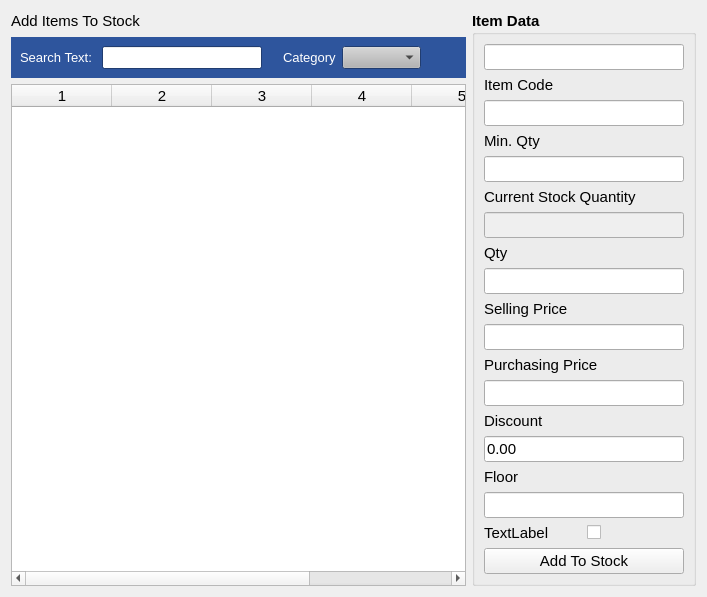
Watti/estorecpp, file estorecpp/addmanualstockitems.ui: the form before one commit.
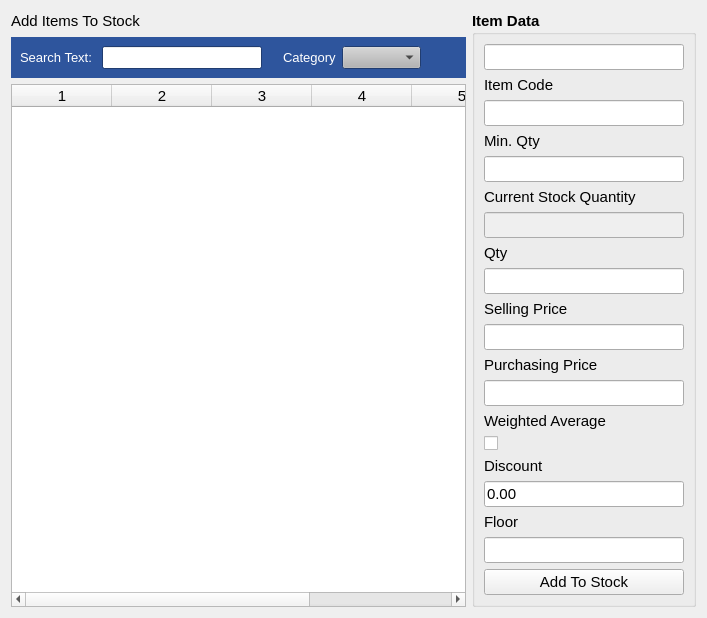
The form after the commit.

Commit message: Option added to apply weighted cost

```diff
--- a/estorecpp/addmanualstockitems.ui
+++ b/estorecpp/addmanualstockitems.ui
@@ -7,7 +7,7 @@
     <x>0</x>
     <y>0</y>
     <width>707</width>
-    <height>585</height>
+    <height>601</height>
    </rect>
   </property>
   <property name="windowTitle">
@@ -854,6 +854,32 @@
         </property>
        </widget>
       </item>
+      <item>
+       <widget class="QLabel" name="label_12">
+        <property name="font">
+         <font>
+          <weight>50</weight>
+          <bold>false</bold>
+         </font>
+        </property>
+        <property name="text">
+         <string>Weighted Average</string>
+        </property>
+       </widget>
+      </item>
+      <item>
+       <widget class="QCheckBox" name="isWeightedAverage">
+        <property name="font">
+         <font>
+          <weight>50</weight>
+          <bold>false</bold>
+         </font>
+        </property>
+        <property name="text">
+         <string/>
+        </property>
+       </widget>
+      </item>
       <item>
        <widget class="QLabel" name="label_8">
         <property name="font">
@@ -910,34 +936,7 @@
        </widget>
       </item>
       <item>
-       <layout class="QHBoxLayout" name="horizontalLayout_4">
-        <item>
-         <widget class="QLabel" name="label_12">
-          <property name="font">
-           <font>
-            <weight>50</weight>
-            <bold>false</bold>
-           </font>
-          </property>
-          <property name="text">
-           <string>TextLabel</string>
-          </property>
-         </widget>
-        </item>
-        <item>
-         <widget class="QCheckBox" name="checkBox">
-          <property name="font">
-           <font>
-            <weight>50</weight>
-            <bold>false</bold>
-           </font>
-          </property>
-          <property name="text">
-           <string/>
-          </property>
-         </widget>
-        </item>
-       </layout>
+       <layout class="QHBoxLayout" name="horizontalLayout_4"/>
       </item>
       <item>
        <widget class="QPushButton" name="addToStockBtn">
```
The commit also changes 4 other files.
